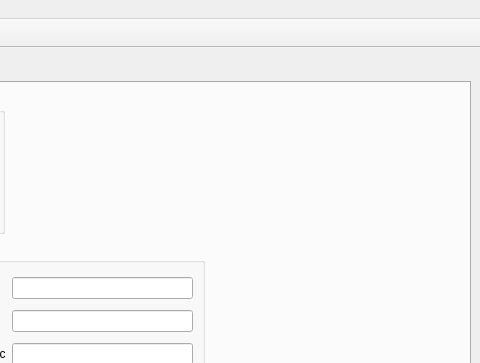
Above: testies/mainwindow.ui from lpwwpl/ies before the change; both pictures show x 487 to 967 and y 0 to 363 of the 967 by 721 pixel window. Below: the same form after it.
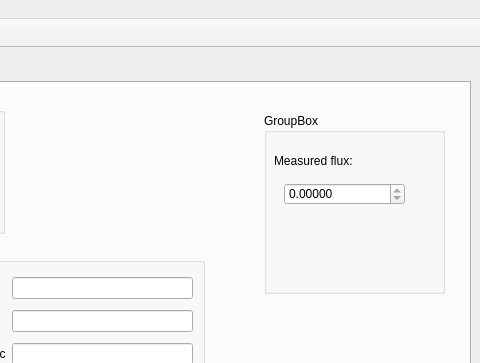
That is the form after the change. The open tabs and pages were chosen to show the change. Icons and pictures are not drawn.

Commit message: measured flux

Patch:
```diff
--- a/testies/mainwindow.ui
+++ b/testies/mainwindow.ui
@@ -253,6 +253,54 @@
          <string/>
         </property>
        </widget>
+       <widget class="QGroupBox" name="groupBox_2">
+        <property name="geometry">
+         <rect>
+          <x>740</x>
+          <y>30</y>
+          <width>181</width>
+          <height>181</height>
+         </rect>
+        </property>
+        <property name="title">
+         <string>GroupBox</string>
+        </property>
+        <widget class="QLabel" name="label_7">
+         <property name="geometry">
+          <rect>
+           <x>10</x>
+           <y>40</y>
+           <width>121</width>
+           <height>16</height>
+          </rect>
+         </property>
+         <property name="text">
+          <string>Measured flux:</string>
+         </property>
+        </widget>
+        <widget class="QDoubleSpinBox" name="dsbFlux">
+         <property name="enabled">
+          <bool>true</bool>
+         </property>
+         <property name="geometry">
+          <rect>
+           <x>20</x>
+           <y>70</y>
+           <width>121</width>
+           <height>22</height>
+          </rect>
+         </property>
+         <property name="readOnly">
+          <bool>true</bool>
+         </property>
+         <property name="decimals">
+          <number>5</number>
+         </property>
+         <property name="maximum">
+          <double>9999.000000000000000</double>
+         </property>
+        </widget>
+       </widget>
       </widget>
       <widget class="QWidget" name="tabSymmetry">
        <attribute name="title">
```
Left out of the diff: 2 changed lines with no effect on the pictures. The commit also changes 3 other files.
